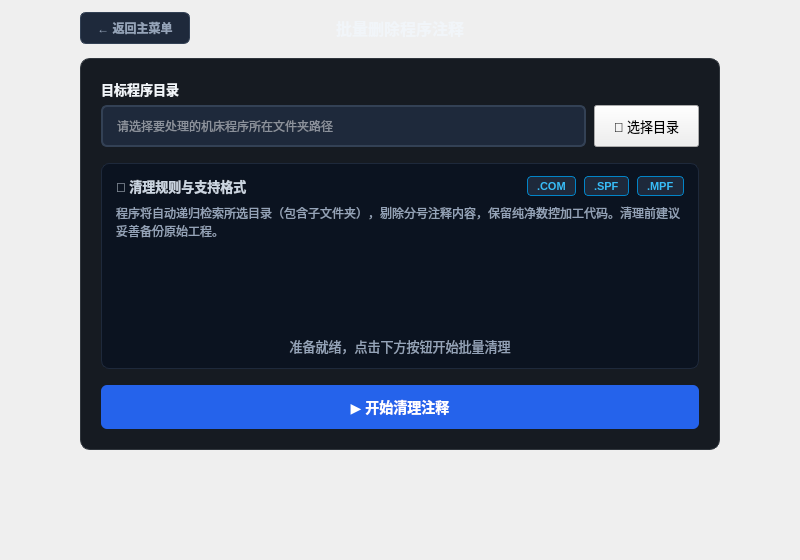
nie11kun/HorizonJuicerCreator, file removecommitwindow.ui: the form before one commit.
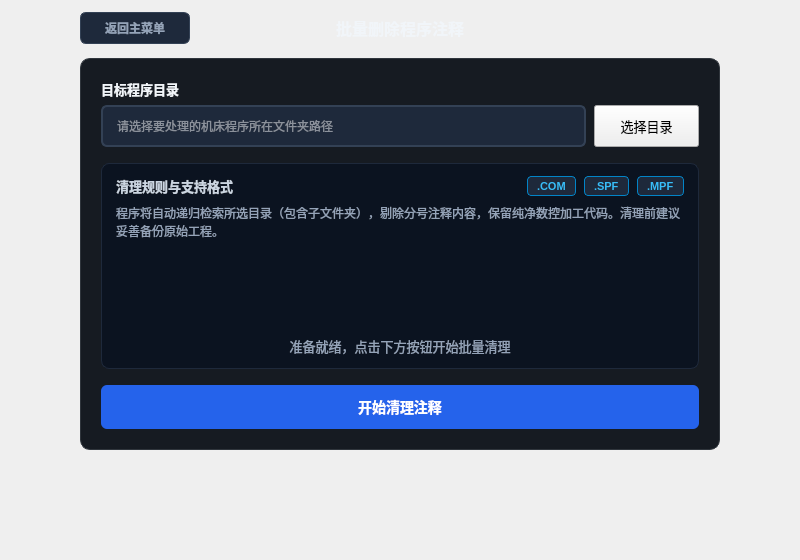
The form after the commit. Icons and pictures are not drawn.

Patch:
```diff
--- a/removecommitwindow.ui
+++ b/removecommitwindow.ui
@@ -79,6 +79,16 @@
         </property>
         <item>
          <widget class="QPushButton" name="pushButtonCancel">
+          <property name="icon">
+           <iconset resource="resourse.qrc">
+            <normaloff>:/icons/arrow-left.svg</normaloff>:/icons/arrow-left.svg</iconset>
+          </property>
+          <property name="iconSize">
+           <size>
+            <width>14</width>
+            <height>14</height>
+           </size>
+          </property>
           <property name="minimumSize">
            <size>
             <width>110</width>
@@ -100,7 +110,7 @@
            <string notr="true">QPushButton#pushButtonCancel { background-color: #1e293b; color: #94a3b8; border: 1px solid #334155; border-radius: 6px; font-size: 12px; font-weight: 500; } QPushButton#pushButtonCancel:hover { background-color: #334155; color: #f8fafc; border-color: #475569; } QPushButton#pushButtonCancel:pressed { background-color: #0f172a; }</string>
           </property>
           <property name="text">
-           <string>← 返回主菜单</string>
+           <string>返回主菜单</string>
           </property>
          </widget>
         </item>
@@ -212,6 +222,16 @@
              </item>
              <item>
               <widget class="QPushButton" name="pushButtonDir">
+                <property name="icon">
+                 <iconset resource="resourse.qrc">
+                  <normaloff>:/icons/folder.svg</normaloff>:/icons/folder.svg</iconset>
+                </property>
+                <property name="iconSize">
+                 <size>
+                  <width>15</width>
+                  <height>15</height>
+                 </size>
+                </property>
                <property name="minimumSize">
                 <size>
                  <width>105</width>
@@ -224,7 +244,7 @@
                 </font>
                </property>
                <property name="text">
-                <string>📁 选择目录</string>
+                <string>选择目录</string>
                </property>
               </widget>
              </item>
@@ -267,7 +287,7 @@
                  <string notr="true">color: #cbd5e1;</string>
                 </property>
                 <property name="text">
-                 <string>💡 清理规则与支持格式</string>
+                 <string>清理规则与支持格式</string>
                 </property>
                </widget>
               </item>
@@ -376,6 +396,16 @@
          </item>
          <item>
           <widget class="QPushButton" name="pushButtonStart">
+          <property name="icon">
+           <iconset resource="resourse.qrc">
+            <normaloff>:/icons/play.svg</normaloff>:/icons/play.svg</iconset>
+          </property>
+          <property name="iconSize">
+           <size>
+            <width>15</width>
+            <height>15</height>
+           </size>
+          </property>
            <property name="minimumSize">
             <size>
              <width>0</width>
@@ -392,7 +422,7 @@
             <string notr="true">QPushButton#pushButtonStart { background-color: #2563eb; color: #ffffff; border: none; border-radius: 6px; font-weight: bold; font-size: 14px; } QPushButton#pushButtonStart:hover { background-color: #3b82f6; } QPushButton#pushButtonStart:pressed { background-color: #1d4ed8; } QPushButton#pushButtonStart:disabled { background-color: #334155; color: #64748b; }</string>
            </property>
            <property name="text">
-            <string>▶ 开始清理注释</string>
+            <string>开始清理注释</string>
            </property>
           </widget>
          </item>
```
